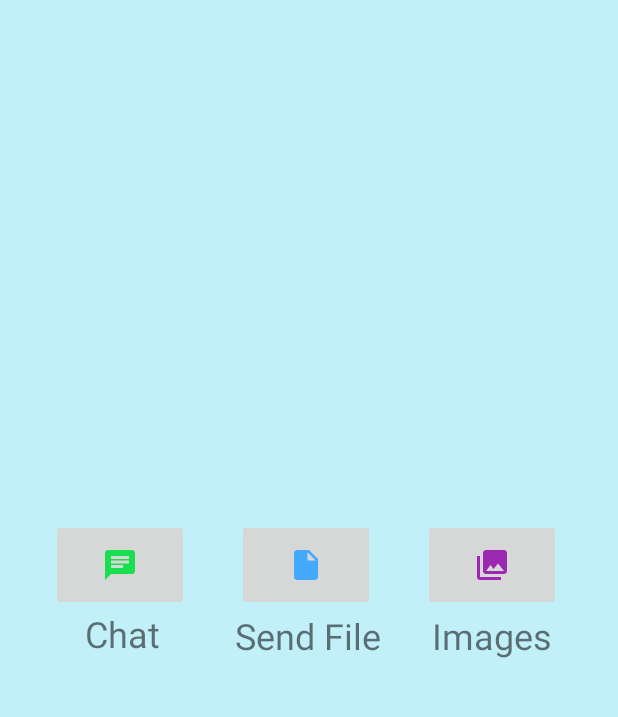
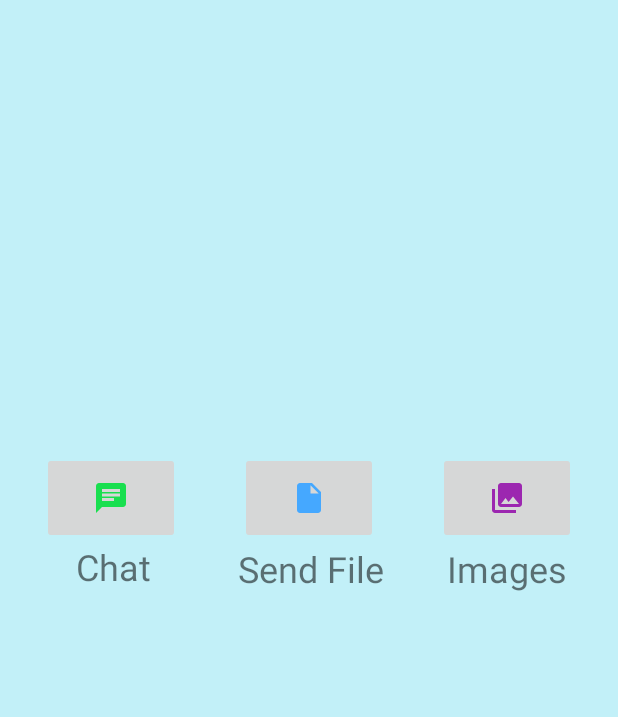
Before and after one commit to waaade/BluetoothProject, an Android app: the screen it shows after launch (MainActivity), on a phone screen of 412 x 824 dp, the part 302-1019 px from its top. Run offline under Robolectric (Android 15) with nearby library versions, the phone set to English and light mode, and no system bars.

Commit message:
Fix layout constraints

```diff
--- a/app/src/main/res/layout/activity_main.xml
+++ b/app/src/main/res/layout/activity_main.xml
@@ -11,11 +11,16 @@
         android:layout_width="92dp"
         android:layout_height="61dp"
         android:layout_marginStart="8dp"
+        android:layout_marginTop="64dp"
         android:layout_marginBottom="24dp"
         android:contentDescription="@string/description_chat"
         android:onClick="launchChat"
         app:layout_constraintBottom_toTopOf="@+id/guideline"
-        app:layout_constraintStart_toStartOf="@+id/guideline2"
+        app:layout_constraintEnd_toStartOf="@+id/button_file"
+        app:layout_constraintHorizontal_bias="0.5"
+        app:layout_constraintStart_toStartOf="parent"
+        app:layout_constraintTop_toTopOf="@+id/guideline4"
+        app:layout_constraintVertical_bias="0.0"
         app:srcCompat="@drawable/ic_chat" />
 
     <android.support.constraint.Guideline
@@ -24,13 +29,6 @@
         android:layout_height="wrap_content"
         android:orientation="horizontal"
         app:layout_constraintGuide_begin="633dp" />
-
-    <android.support.constraint.Guideline
-        android:id="@+id/guideline2"
-        android:layout_width="wrap_content"
-        android:layout_height="wrap_content"
-        android:orientation="vertical"
-        app:layout_constraintGuide_begin="26dp" />
 
     <TextView
         android:id="@+id/textView"
@@ -44,23 +42,21 @@
         app:layout_constraintStart_toStartOf="@+id/button_chat"
         app:layout_constraintTop_toTopOf="@+id/button_chat" />
 
-    <android.support.constraint.Guideline
-        android:id="@+id/guideline3"
-        android:layout_width="wrap_content"
-        android:layout_height="wrap_content"
-        android:orientation="vertical"
-        app:layout_constraintGuide_end="26dp" />
-
     <ImageButton
         android:id="@+id/button_file"
         android:layout_width="92dp"
         android:layout_height="61dp"
-        android:layout_marginStart="32dp"
+        android:layout_marginStart="20dp"
+        android:layout_marginTop="64dp"
         android:layout_marginBottom="24dp"
         android:contentDescription="@string/description_file"
         android:onClick="launchTransferFile"
         app:layout_constraintBottom_toTopOf="@+id/guideline"
+        app:layout_constraintEnd_toStartOf="@+id/button_image"
+        app:layout_constraintHorizontal_bias="0.5"
         app:layout_constraintStart_toEndOf="@+id/button_chat"
+        app:layout_constraintTop_toTopOf="@+id/guideline4"
+        app:layout_constraintVertical_bias="0.0"
         app:srcCompat="@drawable/ic_file" />
 
     <TextView
@@ -78,15 +74,18 @@
         android:id="@+id/button_image"
         android:layout_width="92dp"
         android:layout_height="61dp"
-        android:layout_marginStart="32dp"
+        android:layout_marginStart="20dp"
+        android:layout_marginTop="64dp"
         android:layout_marginEnd="8dp"
         android:layout_marginBottom="24dp"
         android:contentDescription="@string/description_image"
         android:onClick="launchImages"
         app:layout_constraintBottom_toTopOf="@+id/guideline"
-        app:layout_constraintEnd_toStartOf="@+id/guideline3"
-        app:layout_constraintHorizontal_bias="0.0"
+        app:layout_constraintEnd_toEndOf="parent"
+        app:layout_constraintHorizontal_bias="0.5"
         app:layout_constraintStart_toEndOf="@+id/button_file"
+        app:layout_constraintTop_toTopOf="@+id/guideline4"
+        app:layout_constraintVertical_bias="0.0"
         app:srcCompat="@drawable/ic_image" />
 
     <TextView
@@ -113,4 +112,11 @@
         app:layout_constraintStart_toStartOf="parent"
         app:layout_constraintTop_toTopOf="parent" />
 
+    <android.support.constraint.Guideline
+        android:id="@+id/guideline4"
+        android:layout_width="wrap_content"
+        android:layout_height="wrap_content"
+        android:orientation="horizontal"
+        app:layout_constraintGuide_begin="439dp" />
+
 </android.support.constraint.ConstraintLayout>
```
